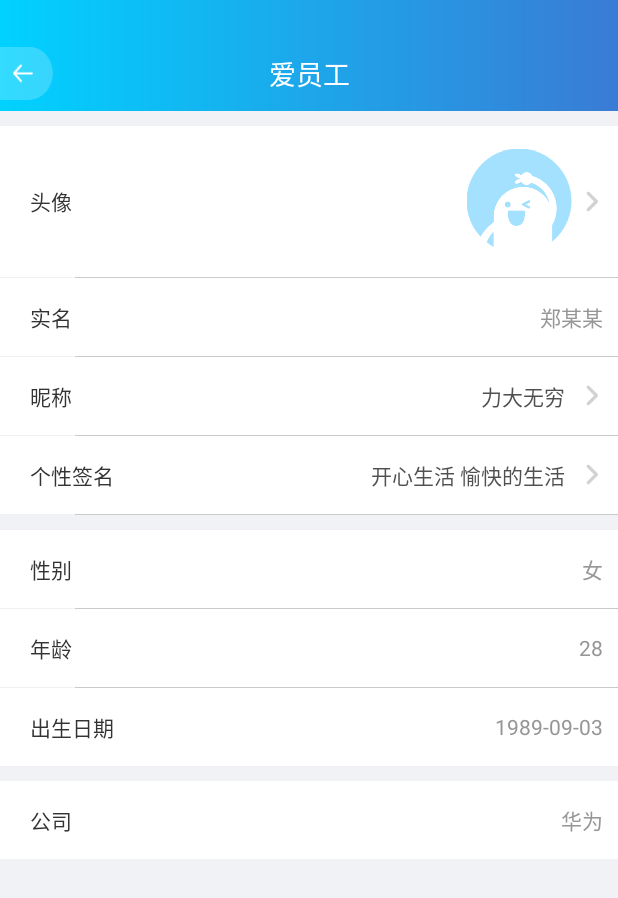
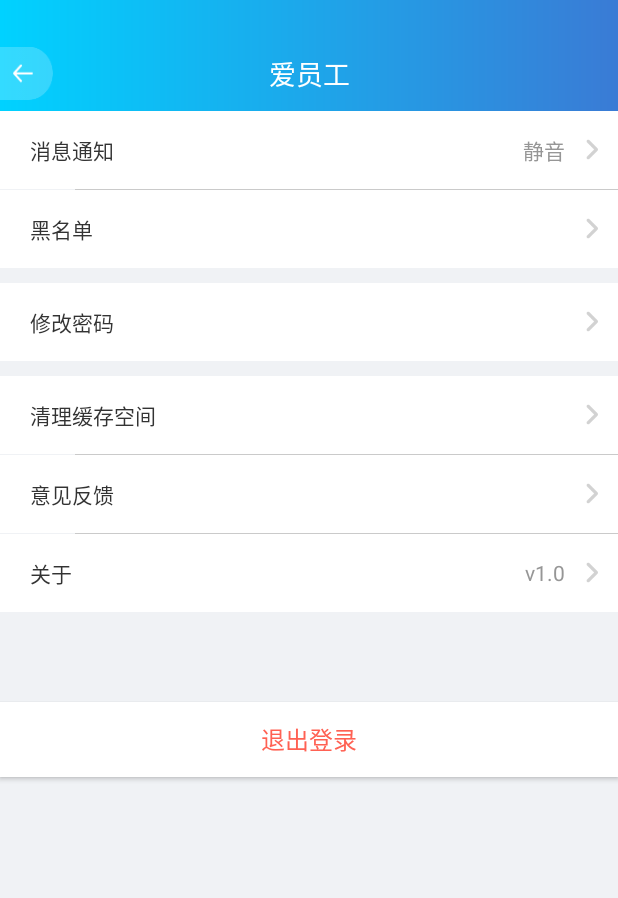
Before and after one commit to wintruelife/lovestaff, an Android app: the layout activity_setting.xml on its own in the app's theme, with its tools: preview values and no code run, on a phone screen of 412 x 824 dp. Shown: the top 898 px of the screen. Run offline under Robolectric (Android 15) with nearby library versions, the phone set to English and light mode, and no system bars.

```diff
--- a/app/src/main/java/love/wintrue/com/lovestaff/ui/activity/RegisterAndLoginActivity.java
+++ b/app/src/main/java/love/wintrue/com/lovestaff/ui/activity/RegisterAndLoginActivity.java
@@ -14,6 +14,7 @@ import butterknife.Bind;
 import butterknife.OnClick;
 import love.wintrue.com.lovestaff.R;
 import love.wintrue.com.lovestaff.base.BaseActivity;
+import love.wintrue.com.lovestaff.ui.mine.MineActivity;
 import love.wintrue.com.lovestaff.utils.ActivityUtil;
 import love.wintrue.com.lovestaff.utils.AnimationUtils;
 import love.wintrue.com.lovestaff.utils.Util;
@@ -74,6 +75,7 @@ public class RegisterAndLoginActivity extends BaseActivity {
 
     @Override
     public void initView() {
+        ActivityUtil.next(RegisterAndLoginActivity.this, MineActivity.class);
         timerTask = new MyTimerTask();
         timerHandler = new Handler() {
             @Override
--- /dev/null
+++ b/app/src/main/java/love/wintrue/com/lovestaff/ui/mine/DescribeSettingActivity.java
@@ -0,0 +1,59 @@
+package love.wintrue.com.lovestaff.ui.mine;
+
+import android.graphics.Color;
+import android.os.Bundle;
+import android.support.v4.content.ContextCompat;
+import android.view.View;
+import android.widget.LinearLayout;
+
+import butterknife.Bind;
+import butterknife.ButterKnife;
+import love.wintrue.com.lovestaff.R;
+import love.wintrue.com.lovestaff.base.BaseActivity;
+import love.wintrue.com.lovestaff.widget.actionbar.CommonActionBar;
+
+/**
+ * Created by a1314 on 2018/5/24.
+ */
+
+public class DescribeSettingActivity extends BaseActivity {
+
+
+    @Bind(R.id.common_action_bar)
+    CommonActionBar commonActionBar;
+    @Bind(R.id.mine_nick_linear)
+    LinearLayout mineNickLinear;
+
+    @Override
+    public int getLayoutId() {
+        return R.layout.activity_decribesetting;
+    }
+
+    @Override
+    public void initView() {
+        commonActionBar.setActionBarTitle("个性签名");
+        commonActionBar.setActionBarSeparationLineVisiable(View.GONE);
+        commonActionBar.setLeftImgBtn(new View.OnClickListener() {
+            @Override
+            public void onClick(View view) {
+                finish();
+            }
+        });
+        commonActionBar.setBackground(ContextCompat.getDrawable(THIS, R.drawable.title_bg));
+        commonActionBar.setRightTxtBtn(R.string.txt_complete, Color.WHITE, new View.OnClickListener() {
+            @Override
+            public void onClick(View view) {
+
+            }
+        });
+    }
+
+    @Override
+    protected void onCreate(Bundle savedInstanceState) {
+        super.onCreate(savedInstanceState);
+        // TODO: add setContentView(...) invocation
+        ButterKnife.bind(this);
+    }
+
+
+}
--- a/app/src/main/java/love/wintrue/com/lovestaff/ui/mine/MineActivity.java
+++ b/app/src/main/java/love/wintrue/com/lovestaff/ui/mine/MineActivity.java
@@ -72,7 +72,7 @@ public class MineActivity extends BaseActivity {
         commonActionBar.setRightImgBtn(R.drawable.icon_sz,new View.OnClickListener() {
             @Override
             public void onClick(View view) {
-
+                ActivityUtil.next(MineActivity.this,SettingActivity.class);
             }
         });
     }
--- /dev/null
+++ b/app/src/main/java/love/wintrue/com/lovestaff/ui/mine/SettingActivity.java
@@ -0,0 +1,53 @@
+package love.wintrue.com.lovestaff.ui.mine;
+
+import android.graphics.Color;
+import android.os.Bundle;
+import android.support.v4.content.ContextCompat;
+import android.view.View;
+import android.widget.LinearLayout;
+
+import butterknife.Bind;
+import butterknife.ButterKnife;
+import love.wintrue.com.lovestaff.R;
+import love.wintrue.com.lovestaff.base.BaseActivity;
+import love.wintrue.com.lovestaff.widget.actionbar.CommonActionBar;
+
+/**
+ * Created by a1314 on 2018/5/24.
+ */
+
+public class SettingActivity extends BaseActivity {
+
+
+    @Bind(R.id.common_action_bar)
+    CommonActionBar commonActionBar;
+    @Bind(R.id.mine_nick_linear)
+    LinearLayout mineNickLinear;
+
+    @Override
+    public int getLayoutId() {
+        return R.layout.activity_setting;
+    }
+
+    @Override
+    public void initView() {
+        commonActionBar.setActionBarTitle("设置");
+        commonActionBar.setActionBarSeparationLineVisiable(View.GONE);
+        commonActionBar.setLeftImgBtn(new View.OnClickListener() {
+            @Override
+            public void onClick(View view) {
+                finish();
+            }
+        });
+        commonActionBar.setBackground(ContextCompat.getDrawable(THIS, R.drawable.title_bg));
+    }
+
+    @Override
+    protected void onCreate(Bundle savedInstanceState) {
+        super.onCreate(savedInstanceState);
+        // TODO: add setContentView(...) invocation
+        ButterKnife.bind(this);
+    }
+
+
+}
--- a/app/src/main/java/love/wintrue/com/lovestaff/ui/mine/UserInfoActivity.java
+++ b/app/src/main/java/love/wintrue/com/lovestaff/ui/mine/UserInfoActivity.java
@@ -105,6 +105,7 @@ public class UserInfoActivity extends BaseActivity {
                 ActivityUtil.next(UserInfoActivity.this,NickSettingActivity.class);
                 break;
             case R.id.mine_gxqm:
+                ActivityUtil.next(UserInfoActivity.this,DescribeSettingActivity.class);
                 break;
         }
     }
--- /dev/null
+++ b/app/src/main/res/layout/activity_decribesetting.xml
@@ -0,0 +1,39 @@
+<?xml version="1.0" encoding="utf-8"?>
+<LinearLayout
+    xmlns:android="http://schemas.android.com/apk/res/android"
+    android:id="@+id/activity_main"
+    android:layout_width="match_parent"
+    android:layout_height="match_parent"
+    android:orientation="vertical"
+    android:background="@color/color_f0f2f5">
+
+    <love.wintrue.com.lovestaff.widget.actionbar.CommonActionBar
+        android:id="@+id/common_action_bar"
+        android:layout_width="match_parent"
+        android:layout_height="wrap_content"/>
+
+
+    <LinearLayout
+        android:id="@+id/mine_nick_linear"
+        android:layout_width="match_parent"
+        android:layout_height="wrap_content"
+        android:paddingTop="15dp"
+        android:paddingBottom="15dp"
+        android:layout_marginTop="10dp"
+        android:background="@color/white"
+        android:gravity="center_vertical"
+        android:orientation="horizontal">
+
+
+        <EditText
+            android:layout_width="match_parent"
+            android:layout_height="200dp"
+            android:hint="好的昵称可以让你的朋友更容易记住你"
+            android:gravity="top"
+            android:paddingLeft="15dp"
+            android:background="@null"
+            android:textSize="14sp"/>
+    </LinearLayout>
+
+
+</LinearLayout>
--- a/app/src/main/res/layout/activity_userinfo.xml
+++ b/app/src/main/res/layout/activity_setting.xml
@@ -14,7 +14,83 @@
 
 
     <LinearLayout
-        android:id="@+id/userinfo_tx"
+        android:id="@+id/mine_setting_msg"
+        android:layout_width="match_parent"
+        android:layout_height="wrap_content"
+        android:paddingTop="15dp"
+        android:paddingBottom="15dp"
+        android:gravity="center_vertical"
+        android:background="@color/white"
+        android:orientation="horizontal">
+
+        <TextView
+            android:layout_width="wrap_content"
+            android:layout_height="wrap_content"
+            android:layout_marginLeft="20dp"
+            android:textSize="@dimen/txt_size_normal"
+            android:textColor="@color/color_333333"
+            android:text="消息通知" />
+
+        <View
+            android:layout_width="0dp"
+            android:layout_weight="1.0"
+            android:layout_height="1px"/>
+
+        <TextView
+            android:layout_width="wrap_content"
+            android:layout_height="wrap_content"
+            android:layout_marginLeft="20dp"
+            android:textSize="@dimen/txt_size_normal"
+            android:textColor="@color/color_969696"
+            android:layout_marginRight="10dp"
+            android:text="静音"
+            android:id="@+id/userinfo_name"/>
+        <View
+            android:layout_width="15dp"
+            android:layout_height="15dp"
+            android:layout_marginRight="10dp"
+            android:background="@drawable/icon_arrow_right_white"/>
+    </LinearLayout>
+
+    <View
+        android:layout_width="match_parent"
+        android:layout_height="1px"
+        android:layout_marginLeft="50dp"
+        android:background="@color/line_color_1"/>
+
+    <LinearLayout
+        android:id="@+id/activity_setting_blacnum"
+        android:layout_width="match_parent"
+        android:layout_height="wrap_content"
+        android:paddingTop="15dp"
+        android:paddingBottom="15dp"
+        android:background="@color/white"
+        android:gravity="center_vertical"
+        android:orientation="horizontal">
+
+        <TextView
+            android:layout_width="wrap_content"
+            android:layout_height="wrap_content"
+            android:layout_marginLeft="20dp"
+            android:textSize="@dimen/txt_size_normal"
+            android:textColor="@color/color_333333"
+            android:text="黑名单"
+            android:id="@+id/textView12" />
+
+        <View
+            android:layout_width="0dp"
+            android:layout_weight="1.0"
+            android:layout_height="1px"/>
+
+        <View
+            android:layout_width="15dp"
+            android:layout_height="15dp"
+            android:layout_marginRight="10dp"
+            android:background="@drawable/icon_arrow_right_white"/>
+    </LinearLayout>
+
+    <LinearLayout
+        android:id="@+id/activity_setting_changepassword"
         android:layout_width="match_parent"
         android:layout_height="wrap_content"
         android:paddingTop="15dp"
@@ -30,286 +106,27 @@
             android:layout_marginLeft="20dp"
             android:textSize="@dimen/txt_size_normal"
             android:textColor="@color/color_333333"
-            android:text="头像" />
+            android:text="修改密码"
+            android:id="@+id/textView2" />
 
         <View
             android:layout_width="0dp"
             android:layout_weight="1.0"
             android:layout_height="1px"/>
 
-        <love.wintrue.com.lovestaff.widget.CircleImageView
-            android:layout_width="70dp"
-            android:layout_height="70dp"
-            android:src="@drawable/user_logo"
-            android:layout_marginRight="5dp"
-            android:id="@+id/userinfo_phone"/>
         <View
             android:layout_width="15dp"
             android:layout_height="15dp"
             android:layout_marginRight="10dp"
             android:background="@drawable/icon_arrow_right_white"/>
-    </LinearLayout>
 
-    <View
-        android:layout_width="match_parent"
-        android:layout_height="1px"
-        android:layout_marginLeft="50dp"
-        android:background="@color/line_color_1"/>
 
-    <LinearLayout
-        android:id="@+id/mine_sm"
-        android:layout_width="match_parent"
-        android:layout_height="wrap_content"
-        android:paddingTop="15dp"
-        android:paddingBottom="15dp"
-        android:gravity="center_vertical"
-        android:background="@color/white"
-        android:orientation="horizontal">
-
-        <TextView
-            android:layout_width="wrap_content"
-            android:layout_height="wrap_content"
-            android:layout_marginLeft="20dp"
-            android:textSize="@dimen/txt_size_normal"
-            android:textColor="@color/color_333333"
-            android:text="实名" />
-
-        <View
-            android:layout_width="0dp"
-            android:layout_weight="1.0"
-            android:layout_height="1px"/>
-
-        <TextView
-            android:layout_width="wrap_content"
-            android:layout_height="wrap_content"
-            android:layout_marginLeft="20dp"
-            android:textSize="@dimen/txt_size_normal"
-            android:textColor="@color/color_969696"
-            android:layout_marginRight="10dp"
-            android:text="郑某某"
-            android:id="@+id/userinfo_name"/>
-    </LinearLayout>
-
-    <View
-        android:layout_width="match_parent"
-        android:layout_height="1px"
-        android:layout_marginLeft="50dp"
-        android:background="@color/line_color_1"/>
-
-    <LinearLayout
-        android:id="@+id/mine_nc"
-        android:layout_width="match_parent"
-        android:layout_height="wrap_content"
-        android:paddingTop="15dp"
-        android:paddingBottom="15dp"
-        android:background="@color/white"
-        android:gravity="center_vertical"
-        android:orientation="horizontal">
-
-        <TextView
-            android:layout_width="wrap_content"
-            android:layout_height="wrap_content"
-            android:layout_marginLeft="20dp"
-            android:textSize="@dimen/txt_size_normal"
-            android:textColor="@color/color_333333"
-            android:text="昵称"
-            android:id="@+id/textView12" />
-
-        <View
-            android:layout_width="0dp"
-            android:layout_weight="1.0"
-            android:layout_height="1px"/>
-
-        <TextView
-            android:layout_width="wrap_content"
-            android:layout_height="wrap_content"
-            android:layout_marginLeft="20dp"
-            android:textSize="@dimen/txt_size_normal"
-            android:textColor="@color/color_505050"
-            android:layout_marginRight="10dp"
-            android:text="力大无穷"
-            android:id="@+id/userinfo_nick"/> />
-
-        <View
-            android:layout_width="15dp"
-            android:layout_height="15dp"
-            android:layout_marginRight="10dp"
-            android:background="@drawable/icon_arrow_right_white"/>
-    </LinearLayout>
-
-    <View
-        android:layout_width="match_parent"
-        android:layout_height="1px"
-        android:layout_marginLeft="50dp"
-        android:background="@color/line_color_1"/>
-
-    <LinearLayout
-        android:id="@+id/mine_gxqm"
-        android:layout_width="match_parent"
-        android:layout_height="wrap_content"
-        android:paddingTop="15dp"
-        android:paddingBottom="15dp"
-        android:background="@color/white"
-        android:gravity="center_vertical"
-        android:orientation="horizontal">
-
-        <TextView
-            android:layout_width="wrap_content"
-            android:layout_height="wrap_content"
-            android:layout_marginLeft="20dp"
-            android:textSize="@dimen/txt_size_normal"
-            android:textColor="@color/color_333333"
-            android:text="个性签名" />
-
-        <View
-            android:layout_width="0dp"
-            android:layout_weight="1.0"
-            android:layout_height="1px"/>
-
-        <TextView
-            android:layout_width="240dp"
-            android:layout_height="wrap_content"
-            android:layout_marginLeft="20dp"
-            android:textSize="@dimen/txt_size_normal"
-            android:textColor="@color/color_505050"
-            android:layout_marginRight="10dp"
-            android:text="开心生活 愉快的生活"
-            android:layout_gravity="right"
-            android:gravity="right"
-            android:id="@+id/userinfo_discr"/>
-
-        <View
-            android:layout_width="15dp"
-            android:layout_height="15dp"
-            android:layout_marginRight="10dp"
-            android:background="@drawable/icon_arrow_right_white"/>
     </LinearLayout>
 
 
-    <View
-        android:layout_width="match_parent"
-        android:layout_height="1px"
-        android:layout_marginLeft="50dp"
-        android:background="@color/line_color_1"/>
 
     <LinearLayout
-        android:id="@+id/mine_wdsc"
-        android:layout_width="match_parent"
-        android:layout_height="wrap_content"
-        android:paddingTop="15dp"
-        android:paddingBottom="15dp"
-        android:layout_marginTop="10dp"
-        android:background="@color/white"
-        android:gravity="center_vertical"
-        android:orientation="horizontal">
-
-        <TextView
-            android:layout_width="wrap_content"
-            android:layout_height="wrap_content"
-            android:layout_marginLeft="20dp"
-            android:textSize="@dimen/txt_size_normal"
-            android:textColor="@color/color_333333"
-            android:text="性别" />
-
-        <View
-            android:layout_width="0dp"
-            android:layout_weight="1.0"
-            android:layout_height="1px"/>
-
-        <TextView
-            android:layout_width="240dp"
-            android:layout_height="wrap_content"
-            android:layout_marginLeft="20dp"
-            android:textSize="@dimen/txt_size_normal"
-            android:textColor="@color/color_969696"
-            android:layout_marginRight="10dp"
-            android:text="女"
-            android:gravity="right"
-            android:id="@+id/userinfo_sex"/>
-    </LinearLayout>
-    <View
-        android:layout_width="match_parent"
-        android:layout_height="1px"
-        android:layout_marginLeft="50dp"
-        android:background="@color/line_color_1"/>
-
-    <LinearLayout
-        android:id="@+id/mine_nl"
-        android:layout_width="match_parent"
-        android:layout_height="wrap_content"
-        android:paddingTop="15dp"
-        android:paddingBottom="15dp"
-        android:background="@color/white"
-        android:gravity="center_vertical"
-        android:orientation="horizontal">
-
-        <TextView
-            android:layout_width="wrap_content"
-            android:layout_height="wrap_content"
-            android:layout_marginLeft="20dp"
-            android:textSize="@dimen/txt_size_normal"
-            android:textColor="@color/color_333333"
-            android:text="年龄" />
-
-        <View
-            android:layout_width="0dp"
-            android:layout_weight="1.0"
-            android:layout_height="1px"/>
-
-        <TextView
-            android:layout_width="240dp"
-            android:layout_height="wrap_content"
-            android:layout_marginLeft="20dp"
-            android:textSize="@dimen/txt_size_normal"
-            android:textColor="@color/color_969696"
-            android:layout_marginRight="10dp"
-            android:text="28"
-            android:gravity="right"
-            android:id="@+id/userinfo_age"/>
-    </LinearLayout>
-
-    <View
-        android:layout_width="match_parent"
-        android:layout_height="1px"
-        android:layout_marginLeft="50dp"
-        android:background="@color/line_color_1"/>
-    <LinearLayout
-        android:id="@+id/mine_csrq"
-        android:layout_width="match_parent"
-        android:layout_height="wrap_content"
-        android:paddingTop="15dp"
-        android:paddingBottom="15dp"
-        android:background="@color/white"
-        android:gravity="center_vertical"
-        android:orientation="horizontal">
-
-        <TextView
-            android:layout_width="wrap_content"
-            android:layout_height="wrap_content"
-            android:layout_marginLeft="20dp"
-            android:textSize="@dimen/txt_size_normal"
-            android:textColor="@color/color_333333"
-            android:text="出生日期" />
-
-        <View
-            android:layout_width="0dp"
-            android:layout_weight="1.0"
-            android:layout_height="1px"/>
-
-        <TextView
-            android:layout_width="240dp"
-            android:layout_height="wrap_content"
-            android:layout_marginLeft="20dp"
-            android:textSize="@dimen/txt_size_normal"
-            android:textColor="@color/color_969696"
-            android:layout_marginRight="10dp"
-            android:text="1989-09-03"
-            android:gravity="right"
-            android:id="@+id/userinfo_born_time"/>
-    </LinearLayout>
-
-    <LinearLayout
-        android:id="@+id/mine_gs"
+        android:id="@+id/activity_setting_clear"
         android:layout_width="match_parent"
         android:layout_height="wrap_content"
         android:paddingTop="15dp"
@@ -326,29 +143,111 @@
             android:layout_marginLeft="20dp"
             android:textSize="@dimen/txt_size_normal"
             android:textColor="@color/color_333333"
-            android:text="公司" />
+            android:text="清理缓存空间" />
 
         <View
             android:layout_width="0dp"
             android:layout_weight="1.0"
             android:layout_height="1px"/>
+        <View
+            android:layout_width="15dp"
+            android:layout_height="15dp"
+            android:layout_marginRight="10dp"
+            android:background="@drawable/icon_arrow_right_white"/>
+    </LinearLayout>
+
+    <View
+        android:layout_width="match_parent"
+        android:layout_height="1px"
+        android:layout_marginLeft="50dp"
+        android:background="@color/line_color_1"/>
+
+    <LinearLayout
+        android:id="@+id/activity_setting_callback"
+        android:layout_width="match_parent"
+        android:layout_height="wrap_content"
+        android:paddingTop="15dp"
+        android:paddingBottom="15dp"
+        android:background="@color/white"
+        android:gravity="center_vertical"
+        android:orientation="horizontal">
+
+
         <TextView
-            android:layout_width="240dp"
+            android:layout_width="wrap_content"
+            android:layout_height="wrap_content"
+            android:layout_marginLeft="20dp"
+            android:textSize="@dimen/txt_size_normal"
+            android:textColor="@color/color_333333"
+            android:text="意见反馈" />
+
+        <View
+            android:layout_width="0dp"
+            android:layout_weight="1.0"
+            android:layout_height="1px"/>
+        <View
+            android:layout_width="15dp"
+            android:layout_height="15dp"
+            android:layout_marginRight="10dp"
+            android:background="@drawable/icon_arrow_right_white"/>
+    </LinearLayout>
+
+    <View
+        android:layout_width="match_parent"
+        android:layout_height="1px"
+        android:layout_marginLeft="50dp"
+        android:background="@color/line_color_1"/>
+
+    <LinearLayout
+        android:id="@+id/activity_setting_version"
+        android:layout_width="match_parent"
+        android:layout_height="wrap_content"
+        android:paddingTop="15dp"
+        android:paddingBottom="15dp"
+        android:background="@color/white"
+        android:gravity="center_vertical"
+        android:orientation="horizontal">
+
+
+        <TextView
+            android:layout_width="wrap_content"
+            android:layout_height="wrap_content"
+            android:layout_marginLeft="20dp"
+            android:textSize="@dimen/txt_size_normal"
+            android:textColor="@color/color_333333"
+            android:text="关于" />
+
+        <View
+            android:layout_width="0dp"
+            android:layout_weight="1.0"
+            android:layout_height="1px"/>
+
+        <TextView
+            android:layout_width="wrap_content"
             android:layout_height="wrap_content"
             android:layout_marginLeft="20dp"
             android:textSize="@dimen/txt_size_normal"
             android:textColor="@color/color_969696"
             android:layout_marginRight="10dp"
-            android:text="华为"
-            android:gravity="right"
-            android:id="@+id/userinfo_company"/>
+            android:text="v1.0"
+            android:id="@+id/userinfo_setting_versioncode"/>
+        <View
+            android:layout_width="15dp"
+            android:layout_height="15dp"
+            android:layout_marginRight="10dp"
+            android:background="@drawable/icon_arrow_right_white"/>
     </LinearLayout>
 
-    <GridView
+    <Button
+        android:id="@+id/setting_loginout"
         android:layout_width="match_parent"
-        android:layout_height="wrap_content">
-
-    </GridView>
+        android:layout_height="50dp"
+        android:background="@color/white"
+        android:layout_marginTop="60dp"
+        android:textSize="16sp"
+        android:text="退出登录"
+        android:textColor="@color/color_FF6153"
+        android:gravity="center"/>
 
 
 
--- a/app/src/main/res/values/colors.xml
+++ b/app/src/main/res/values/colors.xml
@@ -150,4 +150,6 @@
     <color name="color_505050">#505050</color>
     <color name="color_242424">#242424</color>
     <color name="color_f6f6f6">#f6f6f6</color>
+    <color name="color_FF6153">#FF6153</color>
+
 </resources>
```
Also changed, not shown: app/src/main/AndroidManifest.xml (+10 -0 lines).
